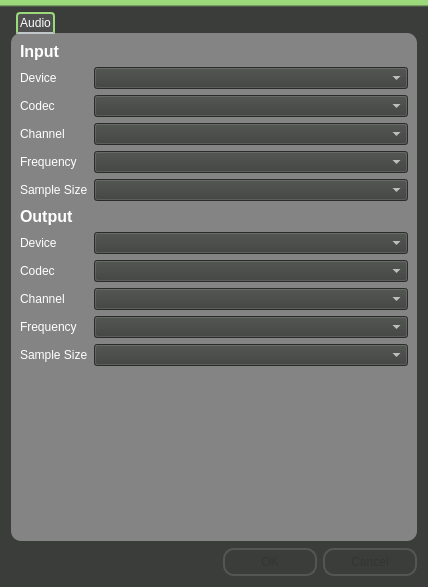
Above: src/client/gui/livejamming/app/configuration_dialog.ui from sush/Live-Jamming before the change. Below: the same form after it.
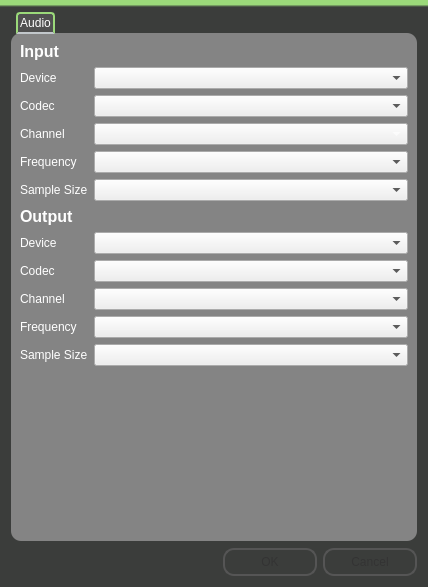
That is the form after the change.

The edit to the form file:
```diff
--- a/src/client/gui/livejamming/app/configuration_dialog.ui
+++ b/src/client/gui/livejamming/app/configuration_dialog.ui
@@ -83,10 +83,7 @@
 QTabWidget QLabel {
 	color: #FFFFFF;
 }
-QTabWidget QComboBox {
-	background: rgb(59, 61, 59);
-	color: #FFFFFF;
-}</string>
+</string>
      </property>
      <property name="currentIndex">
       <number>0</number>
```
